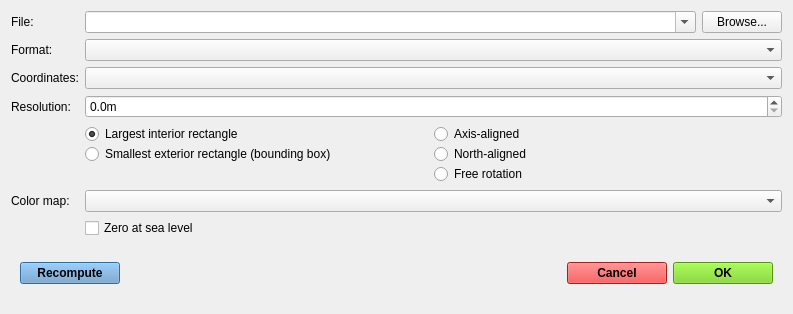
Before: the Qt Designer form gui/exporter.ui in SINTEF/Geomaker, drawn with Qt 5.
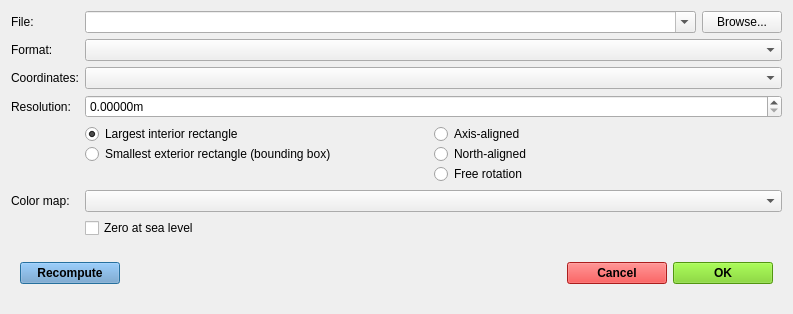
After: the same form once the commit is applied. Icons and pictures are not drawn.

Commit message: Automatically convert resolution when coordinate system changes

```diff
--- a/gui/exporter.ui
+++ b/gui/exporter.ui
@@ -81,7 +81,7 @@
               <string>m</string>
              </property>
              <property name="decimals">
-              <number>1</number>
+              <number>5</number>
              </property>
              <property name="maximum">
               <double>1000.000000000000000</double>
```
The commit also changes 2 other files.
